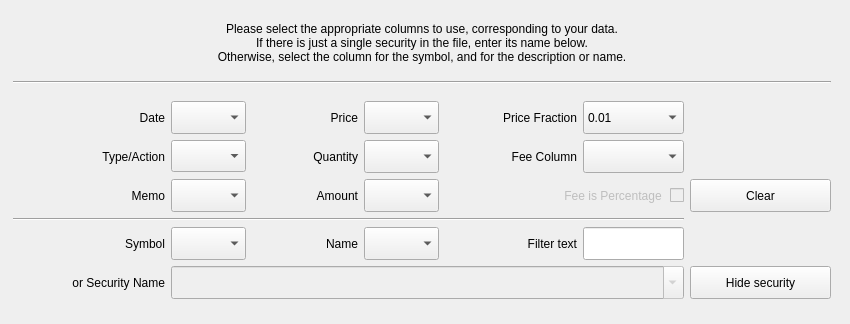
Qt form kmymoney/plugins/csvimport/investmentwizardpage.ui (KDE/kmymoney) before a commit.
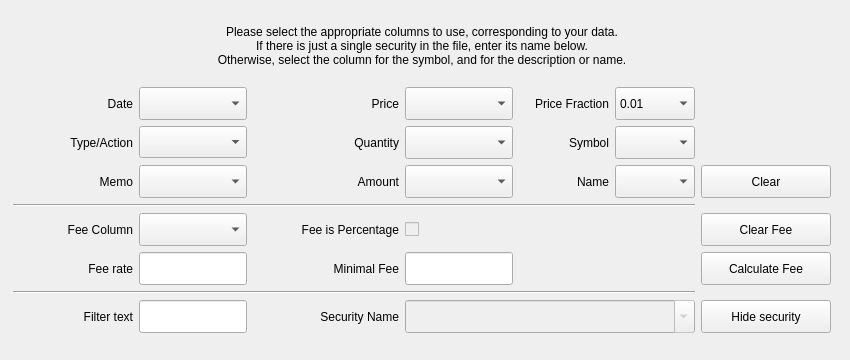
The same form after that commit. Custom widgets are drawn as their Qt base class.

Commit message:
Add fees calculation based on amount and fee rate
FEATURE: 363633

Diff of the .ui file:
```diff
--- a/kmymoney/plugins/csvimport/investmentwizardpage.ui
+++ b/kmymoney/plugins/csvimport/investmentwizardpage.ui
@@ -7,7 +7,7 @@
     <x>0</x>
     <y>0</y>
     <width>850</width>
-    <height>324</height>
+    <height>360</height>
    </rect>
   </property>
   <property name="sizePolicy">
@@ -46,7 +46,7 @@
     </spacer>
    </item>
    <item>
-    <layout class="QVBoxLayout" name="verticalLayout" stretch="10,3,50">
+    <layout class="QVBoxLayout" name="verticalLayout" stretch="10,0">
      <item>
       <widget class="QLabel" name="label">
        <property name="sizePolicy">
@@ -78,20 +78,13 @@
       </widget>
      </item>
      <item>
-      <widget class="Line" name="line_3">
-       <property name="orientation">
-        <enum>Qt::Horizontal</enum>
-       </property>
-      </widget>
-     </item>
-     <item>
-      <layout class="QGridLayout" name="gridLayout" rowstretch="10,0,0,0,0,0" columnstretch="15,6,1,8,6,13,10,14">
-       <item row="5" column="0">
-        <widget class="QLabel" name="labelInv_security">
+      <layout class="QGridLayout" name="gridLayout" rowstretch="10,0,0,0,0,0,0,0,0,0" columnstretch="15,0,0,0,0,0,0,0">
+       <item row="9" column="7">
+        <widget class="QPushButton" name="buttonInv_hideSecurity">
          <property name="minimumSize">
           <size>
-           <width>120</width>
-           <height>28</height>
+           <width>130</width>
+           <height>33</height>
           </size>
          </property>
          <property name="maximumSize">
@@ -100,81 +93,31 @@
            <height>16777215</height>
           </size>
          </property>
+         <property name="toolTip">
+          <string>Remove security name from selection list.
+It does not affect the underlying security itself.</string>
+         </property>
+         <property name="statusTip">
+          <string/>
+         </property>
+         <property name="text">
+          <string>Hide security</string>
+         </property>
+        </widget>
+       </item>
+       <item row="2" column="0">
+        <widget class="QLabel" name="labelInv_memo">
          <property name="accessibleName">
           <string comment="name of security"/>
          </property>
          <property name="text">
-          <string>or Security Name</string>
+          <string>Memo</string>
          </property>
          <property name="alignment">
           <set>Qt::AlignRight|Qt::AlignTrailing|Qt::AlignVCenter</set>
          </property>
         </widget>
        </item>
-       <item row="4" column="5">
-        <widget class="QLabel" name="labelInv_FilterText">
-         <property name="minimumSize">
-          <size>
-           <width>80</width>
-           <height>33</height>
-          </size>
-         </property>
-         <property name="text">
-          <string>Filter text</string>
-         </property>
-         <property name="alignment">
-          <set>Qt::AlignRight|Qt::AlignTrailing|Qt::AlignVCenter</set>
-         </property>
-        </widget>
-       </item>
-       <item row="1" column="1">
-        <widget class="KComboBox" name="comboBoxInv_typeCol">
-         <property name="minimumSize">
-          <size>
-           <width>75</width>
-           <height>32</height>
-          </size>
-         </property>
-         <property name="toolTip">
-          <string>Select column containing investment type field.</string>
-         </property>
-         <property name="maxVisibleItems">
-          <number>12</number>
-         </property>
-        </widget>
-       </item>
-       <item row="2" column="1">
-        <widget class="KComboBox" name="comboBoxInv_memoCol">
-         <property name="minimumSize">
-          <size>
-           <width>75</width>
-           <height>33</height>
-          </size>
-         </property>
-         <property name="toolTip">
-          <string>Select column containing memo field.
-More than one column may be entered successively.
-May also be selected to contain a copy of the type or name column.</string>
-         </property>
-         <property name="maxVisibleItems">
-          <number>12</number>
-         </property>
-        </widget>
-       </item>
-       <item row="4" column="4">
-        <widget class="KComboBox" name="comboBoxInv_nameCol">
-         <property name="minimumSize">
-          <size>
-           <width>75</width>
-           <height>33</height>
-          </size>
-         </property>
-         <property name="toolTip">
-          <string>If a descriptive column also contains an activity type, select it here.
-See also Filter text field.</string>
-         </property>
-        </widget>
-       </item>
        <item row="0" column="2" rowspan="3">
         <spacer name="verticalSpacer">
          <property name="orientation">
@@ -188,40 +131,6 @@
          </property>
         </spacer>
        </item>
-       <item row="1" column="6">
-        <widget class="KComboBox" name="comboBoxInv_feeCol">
-         <property name="minimumSize">
-          <size>
-           <width>80</width>
-           <height>33</height>
-          </size>
-         </property>
-         <property name="toolTip">
-          <string>If necessary, select column containing fee.
-Caution. This might already have been
-incorporated into the price.</string>
-         </property>
-         <property name="maxVisibleItems">
-          <number>12</number>
-         </property>
-        </widget>
-       </item>
-       <item row="4" column="3">
-        <widget class="QLabel" name="labelInv_nameCol">
-         <property name="minimumSize">
-          <size>
-           <width>0</width>
-           <height>33</height>
-          </size>
-         </property>
-         <property name="text">
-          <string>Name</string>
-         </property>
-         <property name="alignment">
-          <set>Qt::AlignRight|Qt::AlignTrailing|Qt::AlignVCenter</set>
-         </property>
-        </widget>
-       </item>
        <item row="1" column="3">
         <widget class="QLabel" name="labelInv_quantity">
          <property name="enabled">
@@ -260,21 +169,6 @@
          </property>
         </widget>
        </item>
-       <item row="4" column="1">
-        <widget class="KComboBox" name="comboBoxInv_symbolCol">
-         <property name="minimumSize">
-          <size>
-           <width>75</width>
-           <height>33</height>
-          </size>
-         </property>
-         <property name="toolTip">
-          <string>If more than one stock is present in the file,
-and if the stock symbols are shown in one of the columns,
-select it here.</string>
-         </property>
-        </widget>
-       </item>
        <item row="0" column="6">
         <widget class="KComboBox" name="comboBoxInv_priceFraction">
          <property name="minimumSize">
@@ -334,24 +228,6 @@
          </property>
         </widget>
        </item>
-       <item row="4" column="6">
-        <widget class="KLineEdit" name="lineEdit_filter">
-         <property name="minimumSize">
-          <size>
-           <width>80</width>
-           <height>33</height>
-          </size>
-         </property>
-         <property name="toolTip">
-          <string>If the Name column has an activity type prefixed by a standard text,
-enter the text here. For instance, if a field contains, say, 'type: dividend',
-enter 'type: '.</string>
-         </property>
-         <property name="trapEnterKeyEvent" stdset="0">
-          <bool>true</bool>
-         </property>
-        </widget>
-       </item>
        <item row="0" column="3">
         <widget class="QLabel" name="labelInv_price">
          <property name="enabled">
@@ -380,46 +256,6 @@
          </property>
         </widget>
        </item>
-       <item row="5" column="1" colspan="6">
-        <widget class="KComboBox" name="comboBoxInv_securityName">
-         <property name="enabled">
-          <bool>false</bool>
-         </property>
-         <property name="minimumSize">
-          <size>
-           <width>0</width>
-           <height>33</height>
-          </size>
-         </property>
-         <property name="maximumSize">
-          <size>
-           <width>545</width>
-           <height>16777215</height>
-          </size>
-         </property>
-         <property name="font">
-          <font>
-           <pointsize>11</pointsize>
-          </font>
-         </property>
-         <property name="toolTip">
-          <string>Alternatively, if the file contains just a single security, enter its name here.
-The names are retained and may be selected from the list here.</string>
-         </property>
-         <property name="editable">
-          <bool>true</bool>
-         </property>
-         <property name="maxVisibleItems">
-          <number>12</number>
-         </property>
-         <property name="insertPolicy">
-          <enum>QComboBox::InsertAlphabetically</enum>
-         </property>
-         <property name="autoCompletion">
-          <bool>false</bool>
-         </property>
-        </widget>
-       </item>
        <item row="2" column="3">
         <widget class="QLabel" name="labelInv_amount">
          <property name="enabled">
@@ -455,73 +291,6 @@
          </property>
         </widget>
        </item>
-       <item row="2" column="5" colspan="2">
-        <widget class="QCheckBox" name="checkBoxInv_feeIsPercentage">
-         <property name="enabled">
-          <bool>false</bool>
-         </property>
-         <property name="minimumSize">
-          <size>
-           <width>0</width>
-           <height>33</height>
-          </size>
-         </property>
-         <property name="toolTip">
-          <string>Check box if any fee is a percentage figure rather than a value.</string>
-         </property>
-         <property name="accessibleName">
-          <string comment="select if fee is a percentage (not value)"/>
-         </property>
-         <property name="layoutDirection">
-          <enum>Qt::RightToLeft</enum>
-         </property>
-         <property name="text">
-          <string comment="select if fee is a percentage (not value)">Fee is Percentage </string>
-         </property>
-        </widget>
-       </item>
-       <item row="3" column="0" colspan="7">
-        <widget class="Line" name="line">
-         <property name="orientation">
-          <enum>Qt::Horizontal</enum>
-         </property>
-        </widget>
-       </item>
-       <item row="2" column="0">
-        <widget class="QLabel" name="labelInv_memo">
-         <property name="accessibleName">
-          <string comment="column containing memo field"/>
-         </property>
-         <property name="text">
-          <string>Memo</string>
-         </property>
-         <property name="alignment">
-          <set>Qt::AlignRight|Qt::AlignTrailing|Qt::AlignVCenter</set>
-         </property>
-        </widget>
-       </item>
-       <item row="1" column="5">
-        <widget class="QLabel" name="labelInv_feeCol">
-         <property name="minimumSize">
-          <size>
-           <width>0</width>
-           <height>33</height>
-          </size>
-         </property>
-         <property name="accessibleName">
-          <string comment="column containing fee field"/>
-         </property>
-         <property name="layoutDirection">
-          <enum>Qt::LeftToRight</enum>
-         </property>
-         <property name="text">
-          <string comment="column containing fee field">Fee Column</string>
-         </property>
-         <property name="alignment">
-          <set>Qt::AlignRight|Qt::AlignTrailing|Qt::AlignVCenter</set>
-         </property>
-        </widget>
-       </item>
        <item row="0" column="1">
         <widget class="KComboBox" name="comboBoxInv_dateCol">
          <property name="minimumSize">
@@ -538,16 +307,6 @@
          </property>
         </widget>
        </item>
-       <item row="4" column="0">
-        <widget class="QLabel" name="labelInv_symbolCol">
-         <property name="text">
-          <string>Symbol</string>
-         </property>
-         <property name="alignment">
-          <set>Qt::AlignRight|Qt::AlignTrailing|Qt::AlignVCenter</set>
-         </property>
-        </widget>
-       </item>
        <item row="0" column="4">
         <widget class="KComboBox" name="comboBoxInv_priceCol">
          <property name="minimumSize">
@@ -564,45 +323,6 @@
          </property>
         </widget>
        </item>
-       <item row="1" column="0">
-        <widget class="QLabel" name="labelInv_type">
-         <property name="accessibleName">
-          <string comment="column containing investment type/action field"/>
-         </property>
-         <property name="text">
-          <string comment="column containing investment type/action field">Type/Action</string>
-         </property>
-         <property name="alignment">
-          <set>Qt::AlignRight|Qt::AlignTrailing|Qt::AlignVCenter</set>
-         </property>
-        </widget>
-       </item>
-       <item row="5" column="7">
-        <widget class="QPushButton" name="buttonInv_hideSecurity">
-         <property name="minimumSize">
-          <size>
-           <width>130</width>
-           <height>33</height>
-          </size>
-         </property>
-         <property name="maximumSize">
-          <size>
-           <width>16777215</width>
-           <height>16777215</height>
-          </size>
-         </property>
-         <property name="toolTip">
-          <string>Remove security name from selection list.
-It does not affect the underlying security itself.</string>
-         </property>
-         <property name="statusTip">
-          <string/>
-         </property>
-         <property name="text">
-          <string>Hide security</string>
-         </property>
-        </widget>
-       </item>
        <item row="2" column="7">
         <widget class="QPushButton" name="button_clear">
          <property name="minimumSize">
@@ -644,6 +364,374 @@
          </property>
         </widget>
        </item>
+       <item row="1" column="6">
+        <widget class="KComboBox" name="comboBoxInv_symbolCol">
+         <property name="minimumSize">
+          <size>
+           <width>75</width>
+           <height>33</height>
+          </size>
+         </property>
+         <property name="toolTip">
+          <string>If more than one stock is present in the file,
+and if the stock symbols are shown in one of the columns,
+select it here.</string>
+         </property>
+        </widget>
+       </item>
+       <item row="1" column="5">
+        <widget class="QLabel" name="labelInv_symbolCol">
+         <property name="text">
+          <string>Symbol</string>
+         </property>
+         <property name="alignment">
+          <set>Qt::AlignRight|Qt::AlignTrailing|Qt::AlignVCenter</set>
+         </property>
+        </widget>
+       </item>
+       <item row="2" column="6">
+        <widget class="KComboBox" name="comboBoxInv_nameCol">
+         <property name="minimumSize">
+          <size>
+           <width>75</width>
+           <height>33</height>
+          </size>
+         </property>
+         <property name="toolTip">
+          <string>If a descriptive column also contains an activity type, select it here.
+See also Filter text field.</string>
+         </property>
+        </widget>
+       </item>
+       <item row="2" column="5">
+        <widget class="QLabel" name="labelInv_nameCol">
+         <property name="minimumSize">
+          <size>
+           <width>0</width>
+           <height>33</height>
+          </size>
+         </property>
+         <property name="text">
+          <string>Name</string>
+         </property>
+         <property name="alignment">
+          <set>Qt::AlignRight|Qt::AlignTrailing|Qt::AlignVCenter</set>
+         </property>
+        </widget>
+       </item>
+       <item row="9" column="3">
+        <widget class="QLabel" name="labelInv_security">
+         <property name="minimumSize">
+          <size>
+           <width>120</width>
+           <height>28</height>
+          </size>
+         </property>
+         <property name="maximumSize">
+          <size>
+           <width>16777215</width>
+           <height>16777215</height>
+          </size>
+         </property>
+         <property name="accessibleName">
+          <string comment="name of security"/>
+         </property>
+         <property name="text">
+          <string>Security Name</string>
+         </property>
+         <property name="alignment">
+          <set>Qt::AlignRight|Qt::AlignTrailing|Qt::AlignVCenter</set>
+         </property>
+        </widget>
+       </item>
+       <item row="5" column="0" colspan="7">
+        <widget class="Line" name="line">
+         <property name="orientation">
+          <enum>Qt::Horizontal</enum>
+         </property>
+        </widget>
+       </item>
+       <item row="9" column="0">
+        <widget class="QLabel" name="labelInv_FilterText">
+         <property name="minimumSize">
+          <size>
+           <width>80</width>
+           <height>33</height>
+          </size>
+         </property>
+         <property name="text">
+          <string>Filter text</string>
+         </property>
+         <property name="alignment">
+          <set>Qt::AlignRight|Qt::AlignTrailing|Qt::AlignVCenter</set>
+         </property>
+        </widget>
+       </item>
+       <item row="6" column="3">
+        <widget class="QLabel" name="labelInv_feeIsPercentage">
+         <property name="text">
+          <string>Fee is Percentage</string>
+         </property>
+         <property name="alignment">
+          <set>Qt::AlignRight|Qt::AlignTrailing|Qt::AlignVCenter</set>
+         </property>
+        </widget>
+       </item>
+       <item row="6" column="0">
+        <widget class="QLabel" name="labelInv_feeCol">
+         <property name="minimumSize">
+          <size>
+           <width>0</width>
+           <height>33</height>
+          </size>
+         </property>
+         <property name="accessibleName">
+          <string comment="column containing fee field"/>
+         </property>
+         <property name="layoutDirection">
+          <enum>Qt::LeftToRight</enum>
+         </property>
+         <property name="text">
+          <string comment="column containing fee field">Fee Column</string>
+         </property>
+         <property name="alignment">
+          <set>Qt::AlignRight|Qt::AlignTrailing|Qt::AlignVCenter</set>
+         </property>
+        </widget>
+       </item>
+       <item row="6" column="1">
+        <widget class="KComboBox" name="comboBoxInv_feeCol">
+         <property name="minimumSize">
+          <size>
+           <width>80</width>
+           <height>33</height>
+          </size>
+         </property>
+         <property name="toolTip">
+          <string>If necessary, select column containing fee.
+Caution. This might already have been
+incorporated into the price.</string>
+         </property>
+         <property name="maxVisibleItems">
+          <number>12</number>
+         </property>
+        </widget>
+       </item>
+       <item row="6" column="4" alignment="Qt::AlignRight">
+        <widget class="QCheckBox" name="checkBoxInv_feeIsPercentage">
+         <property name="enabled">
+          <bool>false</bool>
+         </property>
+         <property name="minimumSize">
+          <size>
+           <width>0</width>
+           <height>33</height>
+          </size>
+         </property>
+         <property name="toolTip">
+          <string>Check box if any fee is a percentage figure rather than a value.</string>
+         </property>
+         <property name="accessibleName">
+          <string comment="select if fee is a percentage (not value)"/>
+         </property>
+         <property name="layoutDirection">
+          <enum>Qt::RightToLeft</enum>
+         </property>
+         <property name="text">
+          <string comment="select if fee is a percentage (not value)"/>
+         </property>
+        </widget>
+       </item>
+       <item row="1" column="1">
+        <widget class="KComboBox" name="comboBoxInv_typeCol">
+         <property name="minimumSize">
+          <size>
+           <width>75</width>
+           <height>32</height>
+          </size>
+         </property>
+         <property name="toolTip">
+          <string>Select column containing investment type field.</string>
+         </property>
+         <property name="maxVisibleItems">
+          <number>12</number>
+         </property>
+        </widget>
+       </item>
+       <item row="7" column="0">
+        <widget class="QLabel" name="labelInv_feeRate">
+         <property name="minimumSize">
+          <size>
+           <width>0</width>
+           <height>33</height>
+          </size>
+         </property>
+         <property name="text">
+          <string>Fee rate</string>
+         </property>
+         <property name="alignment">
+          <set>Qt::AlignRight|Qt::AlignTrailing|Qt::AlignVCenter</set>
+         </property>
+        </widget>
+       </item>
+       <item row="1" column="0">
+        <widget class="QLabel" name="labelInv_type">
+         <property name="accessibleName">
+          <string comment="column containing investment type/action field"/>
+         </property>
+         <property name="text">
+          <string comment="column containing investment type/action field">Type/Action</string>
+         </property>
+         <property name="alignment">
+          <set>Qt::AlignRight|Qt::AlignTrailing|Qt::AlignVCenter</set>
+         </property>
+        </widget>
+       </item>
+       <item row="2" column="1">
+        <widget class="KComboBox" name="comboBoxInv_memoCol">
+         <property name="minimumSize">
+          <size>
+           <width>75</width>
+           <height>33</height>
+          </size>
+         </property>
+         <property name="toolTip">
+          <string>Select column containing memo field.
+More than one column may be entered successively.
+May also be selected to contain a copy of the type or name column.</string>
+         </property>
+         <property name="maxVisibleItems">
+          <number>12</number>
+         </property>
+        </widget>
+       </item>
+       <item row="7" column="1">
+        <widget class="QLineEdit" name="lineEdit_feeRate">
+         <property name="minimumSize">
+          <size>
+           <width>0</width>
+           <height>33</height>
+          </size>
+         </property>
+        </widget>
+       </item>
+       <item row="9" column="1">
+        <widget class="KLineEdit" name="lineEdit_filter">
+         <property name="minimumSize">
+          <size>
+           <width>80</width>
+           <height>33</height>
+          </size>
+         </property>
+         <property name="toolTip">
+          <string>If the Name column has an activity type prefixed by a standard text,
+enter the text here. For instance, if a field contains, say, 'type: dividend',
+enter 'type: '.</string>
+         </property>
+         <property name="trapEnterKeyEvent" stdset="0">
+          <bool>true</bool>
+         </property>
+        </widget>
+       </item>
+       <item row="7" column="4">
+        <widget class="QLineEdit" name="lineEdit_minFee">
+         <property name="minimumSize">
+          <size>
+           <width>0</width>
+           <height>33</height>
+          </size>
+         </property>
+        </widget>
+       </item>
+       <item row="7" column="3">
+        <widget class="QLabel" name="labelInv_feeMinValue">
+         <property name="minimumSize">
+          <size>
+           <width>0</width>
+           <height>33</height>
+          </size>
+         </property>
+         <property name="text">
+          <string>Minimal Fee</string>
+         </property>
+         <property name="alignment">
+          <set>Qt::AlignRight|Qt::AlignTrailing|Qt::AlignVCenter</set>
+         </property>
+        </widget>
+       </item>
+       <item row="6" column="7">
+        <widget class="QPushButton" name="buttonInv_clearFee">
+         <property name="minimumSize">
+          <size>
+           <width>0</width>
+           <height>33</height>
+          </size>
+         </property>
+         <property name="text">
+          <string>Clear Fee</string>
+         </property>
+        </widget>
+       </item>
+       <item row="7" column="7">
+        <widget class="QPushButton" name="buttonInv_calculateFee">
+         <property name="minimumSize">
+          <size>
+           <width>0</width>
+           <height>33</height>
+          </size>
+         </property>
+         <property name="text">
+          <string>Calculate Fee</string>
+         </property>
+        </widget>
+       </item>
+       <item row="8" column="0" colspan="7">
+        <widget class="Line" name="line_2">
+         <property name="orientation">
+          <enum>Qt::Horizontal</enum>
+         </property>
+        </widget>
+       </item>
+       <item row="9" column="4" colspan="3">
+        <widget class="KComboBox" name="comboBoxInv_securityName">
+         <property name="enabled">
+          <bool>false</bool>
+         </property>
+         <property name="minimumSize">
+          <size>
+           <width>0</width>
+           <height>33</height>
+          </size>
+         </property>
+         <property name="maximumSize">
+          <size>
+           <width>545</width>
+           <height>16777215</height>
+          </size>
+         </property>
+         <property name="font">
+          <font>
+           <pointsize>11</pointsize>
+          </font>
+         </property>
+         <property name="toolTip">
+          <string>Alternatively, if the file contains just a single security, enter its name here.
+The names are retained and may be selected from the list here.</string>
+         </property>
+         <property name="editable">
+          <bool>true</bool>
+         </property>
+         <property name="maxVisibleItems">
+          <number>12</number>
+         </property>
+         <property name="insertPolicy">
+          <enum>QComboBox::InsertAlphabetically</enum>
+         </property>
+         <property name="autoCompletion">
+          <bool>false</bool>
+         </property>
+        </widget>
+       </item>
       </layout>
      </item>
     </layout>
```
Left out of the diff: 2 changed lines with no effect on the pictures. The commit also changes 4 other files.
